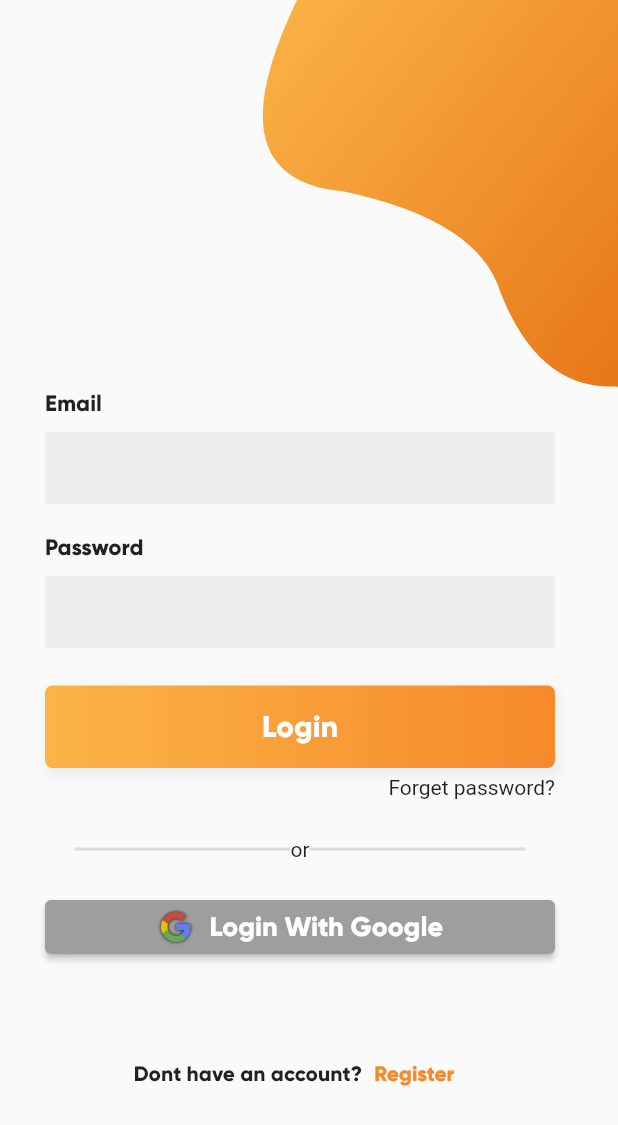
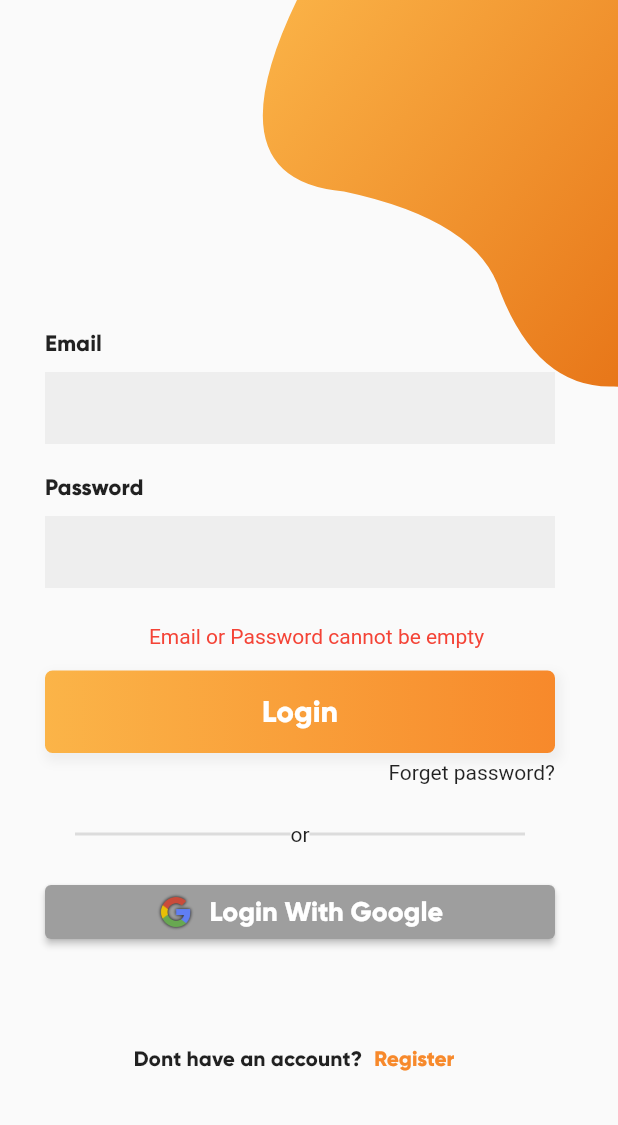
Before and after one commit to Prashant-Dwivedi-08-01/flutter-social-media-app, a Flutter app: the screen it shows after launch, after a tap on "Login", on a phone screen of 412 x 824 dp. Shown: the top 1125 px of the screen. Run offline on Flutter 3.47's test engine with Material 2 defaults, Android fonts, the phone set to English and light mode, and no system bars; our stand-ins replace cached_network_image; accounts and stored records are empty; network calls fail.

Commit message:
Authentication Logic was implemented successfully

```diff
--- a/lib/main.dart
+++ b/lib/main.dart
@@ -5,7 +5,9 @@ import 'package:folder_structure/utils/navigation.dart';
 import 'package:folder_structure/views/home/home_view.dart';
 import 'package:folder_structure/views/home/home_view_model.dart';
 import 'package:folder_structure/views/login/login_view.dart';
+import 'package:folder_structure/views/login/login_view_model.dart';
 import 'package:folder_structure/views/post/post_view_model.dart';
+import 'package:folder_structure/views/register/register_view_model.dart';
 import 'package:provider/provider.dart';
 
 void main() {
@@ -20,7 +22,9 @@ class MyApp extends StatelessWidget {
     return MultiProvider(
       providers: [
         ChangeNotifierProvider(create: (_) => HomeViewModel()),
-        ChangeNotifierProvider(create: (_) => PostViewModel())
+        ChangeNotifierProvider(create: (_) => PostViewModel()),
+        ChangeNotifierProvider(create: (_) => LoginViewModel()),
+        ChangeNotifierProvider(create: (_) => RegisterViewModel())
       ],
       child: MaterialApp(
         title: "Memories",
--- a/lib/models/user_model.dart
+++ b/lib/models/user_model.dart
@@ -1,28 +1,23 @@
 class User {
+  String? id;
   String? name;
   String? email;
   String? password;
 
-  // User({this.name, this.email, this.password});
+  User({this.id, this.name, this.email, this.password});
 
-  // //Initial Values
-  // User.initial()
-  //     : name = 'no-name',
-  //       email = 'no-name@gmail.com',
-  //       password = 'no-name@gmail.com';
+  User.fromJson(Map<String, dynamic> json)
+      : id = json['_id'],
+        name = json['name'],
+        email = json['email'],
+        password = json['password'];
 
-  // User.formJson(Map<String, dynamic> json) {
-  //   name = json['name'];
-  //   email = json['email'];
-  //   password = json['password'];
-  // }
-
-  // Map<String, dynamic> toJson() {
-  //   final Map<String, dynamic> data = Map<String, dynamic>();
-
-  //   data['name'] = this.name;
-  //   data['email'] = this.email;
-  //   data['password'] = this.password;
-  //   return data;
-  // }
+  Map<String, dynamic> toJson() {
+    final Map<String, dynamic> data = <String, dynamic>{};
+    data['_id'] = id;
+    data['name'] = name;
+    data['email'] = email;
+    data['password'] = password;
+    return data;
+  }
 }
--- a/lib/utils/navigation.dart
+++ b/lib/utils/navigation.dart
@@ -12,6 +12,8 @@ class Navigation {
     switch (settings.name) {
       case '/':
         return MaterialPageRoute(builder: (_) => LoginView());
+      case '/home':
+        return MaterialPageRoute(builder: (_) => HomeView());
       case '/post':
         final post = settings.arguments as Post;
         return MaterialPageRoute(builder: (context) => PostView(post: post));
--- a/lib/views/login/login_view.dart
+++ b/lib/views/login/login_view.dart
@@ -2,12 +2,16 @@
 
 import 'package:flutter/cupertino.dart';
 import 'package:flutter/material.dart';
+import 'package:folder_structure/utils/view_state_enum.dart';
+import 'package:folder_structure/views/login/login_view_model.dart';
 import 'package:folder_structure/widgets/authentication/bezier_container.dart';
 import 'package:folder_structure/widgets/authentication/divider.dart';
 import 'package:folder_structure/widgets/authentication/entry_field.dart';
 import 'package:folder_structure/widgets/authentication/google_login.dart';
 import 'package:folder_structure/widgets/authentication/submit_button.dart';
 import 'package:folder_structure/widgets/authentication/toggle_authentication.dart';
+import 'package:provider/provider.dart';
+import 'package:provider/src/provider.dart';
 
 class LoginView extends StatelessWidget {
   const LoginView({Key? key}) : super(key: key);
@@ -15,6 +19,7 @@ class LoginView extends StatelessWidget {
   @override
   Widget build(BuildContext context) {
     final height = MediaQuery.of(context).size.height;
+    LoginViewModel loginViewModel = context.watch<LoginViewModel>();
     return Scaffold(
       body: Stack(
         children: [
@@ -24,12 +29,13 @@ class LoginView extends StatelessWidget {
             right: -MediaQuery.of(context).size.width * .4,
           ),
           Positioned(
-              top: 230,
+              top: 190,
               left: 10,
               right: 0,
               bottom: 0,
               child: SingleChildScrollView(
-                child: Container(
+                child: Consumer<LoginViewModel>(
+                  builder: (context, model, child) => Container(
                     padding: EdgeInsets.symmetric(horizontal: 20),
                     child: Column(
                       crossAxisAlignment: CrossAxisAlignment.start,
@@ -39,18 +45,54 @@ class LoginView extends StatelessWidget {
                         ),
                         EntryField(
                           title: 'Email',
+                          setValue: model.setEmail,
+                          hideText: false,
                         ),
                         SizedBox(
                           height: 20,
                         ),
                         EntryField(
                           title: 'Password',
+                          setValue: model.setPassword,
+                          hideText: true,
                         ),
                         SizedBox(
+                          height: 20,
+                        ),
+                        model.errorMessage == null
+                            ? SizedBox(height: 25)
+                            : SizedBox(
                                 height: 25,
+                                child: Row(
+                                  mainAxisAlignment: MainAxisAlignment.center,
+                                  children: [
+                                    Text(
+                                      model.errorMessage!,
+                                      style: TextStyle(color: Colors.red),
+                                    )
+                                  ],
                                 ),
-                      SubmitButton(
+                              ),
+                        SizedBox(
+                          height: 10,
+                        ),
+                        model.state == ViewState.Busy
+                            ? SubmitButton(
+                                title: Transform.scale(
+                                  scale: 0.5,
+                                  child: SizedBox(
+                                    height: 25,
+                                    child: CircularProgressIndicator(
+                                      color: Colors.white,
+                                    ),
+                                  ),
+                                ),
+                              )
+                            : SubmitButton(
                                 title: 'Login',
+                                model: loginViewModel,
+                                nextScreen: '/home',
+                                submitAction: model.userLogin,
                               ),
                         SizedBox(
                           height: 5,
@@ -85,6 +127,7 @@ class LoginView extends StatelessWidget {
                       ],
                     ),
                   ),
+                ),
               )),
         ],
       ),
--- a/lib/views/login/login_view_model.dart
+++ b/lib/views/login/login_view_model.dart
@@ -0,0 +1,54 @@
+import 'package:folder_structure/models/user_model.dart';
+import 'package:folder_structure/services/api.dart';
+import 'package:folder_structure/services/request_status.dart';
+import 'package:folder_structure/utils/base_view_model.dart';
+import 'package:folder_structure/utils/view_state_enum.dart';
+
+class LoginViewModel extends BaseViewModel {
+  final Api _api = Api();
+
+  String? _email;
+  String? _password;
+  String? errorMessage;
+  bool isLoggedIn = false;
+
+  User? _currentUser;
+  User? get currentUser => _currentUser;
+
+  setEmail(String email) {
+    _email = email;
+    print(_email);
+  }
+
+  setPassword(String password) {
+    _password = password;
+  }
+
+  userLogin() async {
+    setState(ViewState.Busy);
+
+    if (_email != null && _password != null) {
+      String emailExpression =
+          r"[a-z0-9!#$%&'*+/=?^_`{|}~-]+(?:\.[a-z0-9!#$%&'*+/=?^_`{|}~-]+)*@(?:[a-z0-9](?:[a-z0-9-]*[a-z0-9])?\.)+[a-z0-9](?:[a-z0-9-]*[a-z0-9])?";
+      if (!RegExp(emailExpression).hasMatch(_email!)) {
+        errorMessage = 'Email Invalid';
+      } else {
+        var res = await _api.login(_email!, _password!);
+
+        if (res is Success) {
+          _currentUser = res.response as User;
+          errorMessage = null;
+          isLoggedIn = true;
+        } else if (res is Failure) {
+          errorMessage = res.errorResponse as String;
+          print(
+              'Error in userLogin Function: code: ${res.code} errorResponse: ${res.errorResponse}');
+        }
+      }
+    } else {
+      errorMessage = 'Email or Password cannot be empty';
+    }
+
+    setState(ViewState.Idle);
+  }
+}
--- a/lib/views/register/register_view_model.dart
+++ b/lib/views/register/register_view_model.dart
@@ -0,0 +1,89 @@
+import 'package:folder_structure/models/user_model.dart';
+import 'package:folder_structure/services/api.dart';
+import 'package:folder_structure/services/request_status.dart';
+import 'package:folder_structure/utils/base_view_model.dart';
+import 'package:folder_structure/utils/view_state_enum.dart';
+
+class RegisterViewModel extends BaseViewModel {
+  final Api _api = Api();
+
+  User? _currentUser;
+  User? get currentUser => _currentUser;
+
+  String? _firstName;
+  String? _lastName;
+  String? _email;
+  String? _password;
+  String? _confirmPassword;
+
+  setFirstName(String firstName) {
+    _firstName = firstName;
+  }
+
+  setLastName(String lastName) {
+    _lastName = lastName;
+  }
+
+  setEmail(String email) {
+    _email = email;
+  }
+
+  setPassword(String password) {
+    _password = password;
+  }
+
+  setConfirmPassword(String confirmPassword) {
+    _confirmPassword = confirmPassword;
+  }
+
+  String? errorMessage;
+  bool isLoggedIn = false;
+
+  bool parametersNotNull() {
+    if (_firstName != null &&
+        _lastName != null &&
+        _email != null &&
+        _password != null &&
+        _confirmPassword != null) {
+      return true;
+    } else {
+      return false;
+    }
+  }
+
+  bool isEmailValid() {
+    String emailExpression =
+        r"[a-z0-9!#$%&'*+/=?^_`{|}~-]+(?:\.[a-z0-9!#$%&'*+/=?^_`{|}~-]+)*@(?:[a-z0-9](?:[a-z0-9-]*[a-z0-9])?\.)+[a-z0-9](?:[a-z0-9-]*[a-z0-9])?";
+    if (!RegExp(emailExpression).hasMatch(_email!)) {
+      return false;
+    } else {
+      return true;
+    }
+  }
+
+  userRegister() async {
+    setState(ViewState.Busy);
+
+    if (parametersNotNull()) {
+      if (!isEmailValid()) {
+        errorMessage = 'Email Invalid';
+      } else {
+        var res = await _api.register(
+            _firstName!, _lastName!, _email!, _password!, _confirmPassword!);
+        if (res is Success) {
+          _currentUser = res.response as User;
+          errorMessage = null;
+          isLoggedIn = true;
+        } else if (res is Failure) {
+          errorMessage = res.errorResponse as String;
+          print(
+              'Error in userRegister Function: code: ${res.code} errorResponse: ${res.errorResponse}');
+        }
+      }
+    } else {
+      errorMessage = 'Parameters Cannot be empty';
+    }
+
+    setState(ViewState.Idle);
+  }
+}
--- a/lib/widgets/authentication/entry_field.dart
+++ b/lib/widgets/authentication/entry_field.dart
@@ -4,7 +4,11 @@ import 'package:flutter/material.dart';
 
 class EntryField extends StatelessWidget {
   String? title;
-  EntryField({Key? key, this.title}) : super(key: key);
+  Function? setValue = () {};
+  bool hideText = false;
+
+  EntryField({Key? key, this.title, this.setValue, required this.hideText})
+      : super(key: key);
 
   @override
   Widget build(BuildContext context) {
@@ -24,7 +28,12 @@ class EntryField extends StatelessWidget {
             height: 10,
           ),
           TextFormField(
-            obscureText: false,
+            obscureText: hideText,
+            onChanged: (String value) {
+              if (setValue != null) {
+                setValue!(value);
+              }
+            },
             decoration: InputDecoration(
               border: InputBorder.none,
               fillColor: Colors.grey.shade200, //Color(0xfff3f3f4)
--- a/lib/widgets/authentication/submit_button.dart
+++ b/lib/widgets/authentication/submit_button.dart
@@ -3,14 +3,27 @@
 import 'package:flutter/material.dart';
 
 class SubmitButton extends StatelessWidget {
-  String? title;
-  SubmitButton({Key? key, this.title}) : super(key: key);
+  Object? title;
+  String? nextScreen;
+  dynamic model;
+  Function? submitAction = () {};
+
+  SubmitButton(
+      {Key? key, this.title, this.submitAction, this.nextScreen, this.model})
+      : super(key: key);
 
   @override
   Widget build(BuildContext context) {
     return InkWell(
-      onTap: () {
-        print('Hello Login');
+      onTap: () async {
+        if (submitAction != null) {
+          await submitAction!();
+          if (model != null && nextScreen != null) {
+            if (model.isLoggedIn) {
+              Navigator.popAndPushNamed(context, nextScreen!);
+            }
+          }
+        }
       },
       child: Container(
         width: 340,
@@ -29,14 +42,16 @@ class SubmitButton extends StatelessWidget {
                 begin: Alignment.centerLeft,
                 end: Alignment.centerRight,
                 colors: [Color(0xfffbb448), Color(0xfff7892b)])),
-        child: Text(
-          title!,
-          style: TextStyle(
-              fontSize: 20,
-              fontFamily: 'Gilroy',
-              fontWeight: FontWeight.bold,
-              color: Colors.white),
-        ),
+        child: title is String
+            ? Text(
+                title! as String,
+                style: TextStyle(
+                    fontSize: 20,
+                    fontFamily: 'Gilroy',
+                    fontWeight: FontWeight.bold,
+                    color: Colors.white),
+              )
+            : title as Widget,
       ),
     );
   }
--- a/lib/widgets/authentication/toggle_authentication.dart
+++ b/lib/widgets/authentication/toggle_authentication.dart
@@ -21,7 +21,8 @@ class ToggleAuthentication extends StatelessWidget {
           ),
           TextButton(
             onPressed: () {
-              Navigator.popAndPushNamed(context, '/register');
+              Navigator.popAndPushNamed(
+                  context, '/${functionality!.toLowerCase()}');
             },
             child: Text(
               functionality!,
```
Also changed, not shown: lib/services/api.dart (+58 -1 lines), lib/views/register/register_view.dart (+32 -2 lines). Lines whose indentation alone changed are shown as unchanged.
